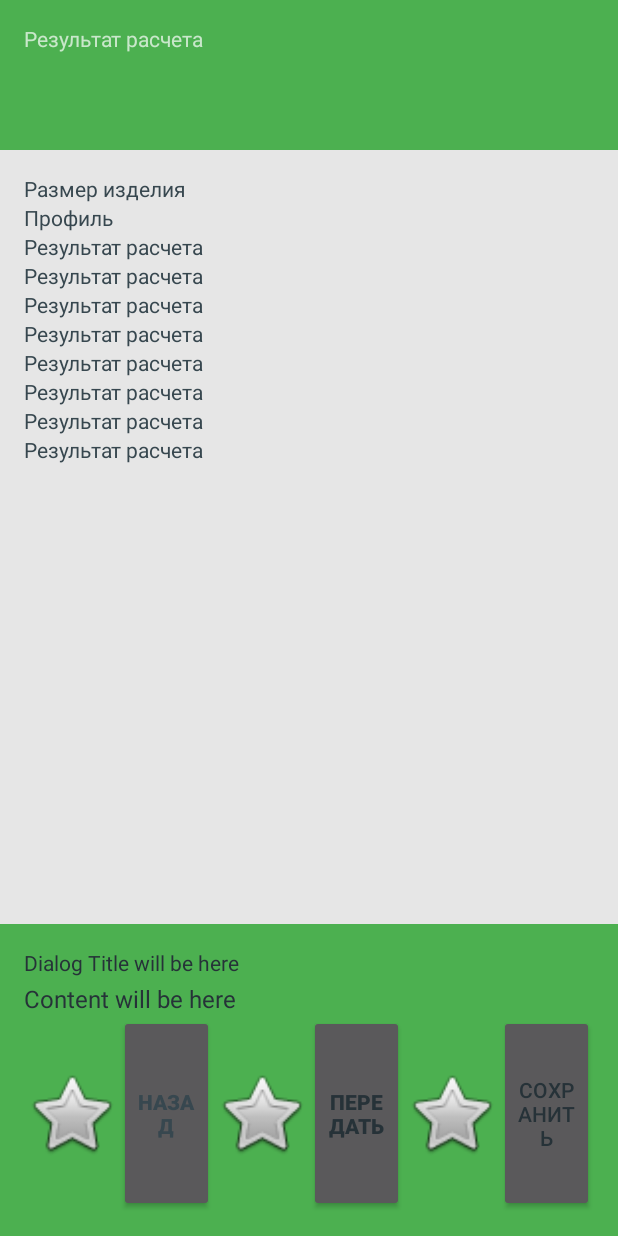
After one commit to Nefor75/WindPlast, an Android app: the layout dialog_order_result.xml on its own in the app's theme, with its tools: preview values and no code run, on a phone screen of 412 x 824 dp. The commit adds this screen. Run offline under Robolectric (Android 15) with nearby library versions, the light colour scheme and no system bars.

Commit message:
In DialogUtils.class create base method dialogOrderResult. In ActivityProductDetails.class create method openDialogResult. All working.

```diff
--- a/app/src/main/java/com/glumy/windplast/ActivityProductDetails.java
+++ b/app/src/main/java/com/glumy/windplast/ActivityProductDetails.java
@@ -2,8 +2,10 @@ package com.glumy.windplast;
 
 import androidx.appcompat.app.AppCompatActivity;
 
+import android.app.Activity;
 import android.os.Bundle;
 import android.view.View;
+import android.widget.Button;
 import android.widget.CheckBox;
 import android.widget.EditText;
 import android.widget.ImageView;
@@ -13,6 +15,7 @@ import android.widget.RadioGroup;
 import android.widget.TextView;
 
 import com.glumy.windplast.Cart.Cart;
+import com.glumy.windplast.util.DialogUtils;
 
 
 public class ActivityProductDetails extends AppCompatActivity {//implements AdapterView.OnItemSelectedListener {
@@ -25,6 +28,8 @@ public class ActivityProductDetails extends AppCompatActivity {//implements Adap
     private RadioButton rb_rehau, rb_wds, rb_opentech;
     private CheckBox checkBoxWeathering, checkBoxSill;
     private LinearLayout llWindowSillSizes, llWeathering;
+    private Button btnCalculation;
+    private Activity activity;
 
     @Override
     protected void onCreate(Bundle savedInstanceState) {
@@ -32,7 +37,6 @@ public class ActivityProductDetails extends AppCompatActivity {//implements Adap
         setContentView(R.layout.activity_product_details);
 
         initComponent();
-        // initSpinner();
 
     }
 
@@ -59,6 +63,8 @@ public class ActivityProductDetails extends AppCompatActivity {//implements Adap
         llWindowSillSizes = findViewById(R.id.ll_windowsill_sizes);
         llWeathering = findViewById(R.id.ll_Weathering);
 
+        btnCalculation = findViewById(R.id.btn_calculation);
+
 //Передался экземпляр класса
         Bundle recivedData = getIntent().getExtras();
         final Cart setActivity;
@@ -72,32 +78,6 @@ public class ActivityProductDetails extends AppCompatActivity {//implements Adap
 
         }
     }
-
-//    private void initSpinner() {
-//        final Spinner spinner_glasses = findViewById(R.id.spinner_glasses);
-//        //Для вывода нестандартного(с изменяемыми параметрами цвета текста и т.д.) списка айтемов в спиннере, нужно
-//        //создавать свой класс со своим адаптером
-//        AdapterSpinner adapter = new AdapterSpinner(this, R.layout.spinner_item, Tools.glasses);
-//    }
-//
-//    //Методы Спиннера
-//    @Override
-//    public void onItemSelected(AdapterView<?> parent, View view, int position, long id) {
-//
-//        switch (position) {
-//            case 0:
-//                // Toast.makeText(this, "Item1", Toast.LENGTH_SHORT).show();
-//                break;
-//            case 1:
-//                // Toast.makeText(this, "Item2", Toast.LENGTH_SHORT).show();
-//                break;
-//        }
-//    }
-//
-//    @Override
-//    public void onNothingSelected(AdapterView<?> parent) {
-//
-//    }
 
     public void Radiogroup(View view) {
         switch (view.getId()) {
@@ -145,61 +125,16 @@ public class ActivityProductDetails extends AppCompatActivity {//implements Adap
                     llWeathering.setVisibility(View.GONE);
                 }
                 break;
+            case R.id.btn_calculation:
+                openDialogOrderResult();
+
+                break;
         }
     }
+
+    public void openDialogOrderResult() {
+        DialogUtils dialogUtils = new DialogUtils();
+        dialogUtils.show(getSupportFragmentManager(), "DialogOrderResult");
+
+    }
 }
-//    @Override
-//    public void onBackPressed() {
-//        AlertDialog.Builder builder = new AlertDialog.Builder(this);
-//        builder.setTitle("Подтвердите действие");
-//        builder.setMessage("Вы уверены что хотите выйти из приложения?");
-//        builder.setPositiveButton("ДА", new DialogInterface.OnClickListener() {
-//            @Override
-//            public void onClick(DialogInterface dialogInterface, int i) {
-//                dialogInterface.dismiss();
-//                finish();
-//            }
-//        });
-//        builder.setNegativeButton("НЕТ", null);
-//        builder.show();
-//    }
-
-
-////Класс с кастомным адаптером для спиннера к стеклопакетам--------------------------------------------------------------
-//public class AdapterSpinner extends ArrayAdapter<String> {
-//
-//    AdapterSpinner(Context context, int textViewResourceId, String[] objects) {
-//        super(context, textViewResourceId, objects);
-//    }
-//
-//    @Override
-//    public View getDropDownView(int position, View convertView, ViewGroup parent) {
-//        return getCustomView(position, convertView, parent);
-//    }
-//
-//    @NotNull
-//    @Override
-//    public View getView(int position, View convertView, ViewGroup parent) {
-//        return getCustomView(position, convertView, parent);
-//    }
-//
-//    private View getCustomView(int position, View convertView, ViewGroup parent) {
-//
-//        LayoutInflater inflater = getLayoutInflater();
-//        View row = inflater.inflate(R.layout.spinner_item, parent, false);
-//        TextView label = (TextView) row.findViewById(R.id.spinner_item);
-//        label.setText(Tools.glasses[position]);
-////Можно поставить иконки возле спинеровых айтемов
-////            ImageView icon = (ImageView) row.findViewById(R.id.icona);
-////
-////            if (glasses[position].equals("Котопятница")
-////                    || glasses[position].equals("Субкота")) {
-////                icon.setImageResource(R.drawable.ic_launcher_background);
-////            } else {
-////                icon.setImageResource(R.drawable.ic_launcher_background);
-//
-//        return row;
-//    }
-//  }
-//}
-////Кастомный адаптер--------------------------------------------------------------
--- /dev/null
+++ b/app/src/main/java/com/glumy/windplast/util/CallbackDialog.java
@@ -0,0 +1,10 @@
+package com.glumy.windplast.util;
+
+import android.app.Dialog;
+
+public interface CallbackDialog {
+
+    void onPositiveClick(Dialog dialog);
+
+    void onNegativeClick(Dialog dialog);
+}
--- /dev/null
+++ b/app/src/main/java/com/glumy/windplast/util/DialogUtils.java
@@ -0,0 +1,38 @@
+package com.glumy.windplast.util;
+
+import android.app.Dialog;
+import android.content.DialogInterface;
+import android.os.Bundle;
+import android.view.LayoutInflater;
+import android.view.View;
+
+import androidx.appcompat.app.AlertDialog;
+import androidx.appcompat.app.AppCompatDialogFragment;
+
+import com.glumy.windplast.R;
+
+public class DialogUtils extends AppCompatDialogFragment {
+
+    @Override
+    public Dialog onCreateDialog(Bundle savedInstanceState) {
+        AlertDialog.Builder builder = new AlertDialog.Builder(getActivity());
+        LayoutInflater inflater = getActivity().getLayoutInflater();
+        View view = inflater.inflate(R.layout.dialog_order_result, null);
+
+        builder.setView((view))
+                .setTitle(R.string.order_result)
+                // Add action buttons
+                .setPositiveButton(R.string.back, new DialogInterface.OnClickListener() {
+                    @Override
+                    public void onClick(DialogInterface dialog, int id) {
+                        // sign in the user ...
+                    }
+                })
+                .setNegativeButton(R.string.transfer, new DialogInterface.OnClickListener() {
+                    public void onClick(DialogInterface dialog, int id) {
+
+                    }
+                });
+        return builder.create();
+    }
+}
--- a/app/src/main/res/layout/activity_product_details.xml
+++ b/app/src/main/res/layout/activity_product_details.xml
@@ -87,11 +87,13 @@
                 android:focusable="true">
 
                 <Button
+                    android:id="@+id/btn_calculation"
                     android:layout_width="match_parent"
                     android:layout_height="match_parent"
                     android:layout_gravity="bottom"
                     android:background="@color/orange"
-                    android:text="@string/calculation" />
+                    android:text="@string/calculation"
+                    android:onClick="Radiogroup"/>
 
             </com.balysv.materialripple.MaterialRippleLayout>
         </LinearLayout>
--- /dev/null
+++ b/app/src/main/res/layout/dialog_order_result.xml
@@ -0,0 +1,167 @@
+<?xml version="1.0" encoding="utf-8"?>
+<LinearLayout xmlns:android="http://schemas.android.com/apk/res/android"
+    android:layout_width="match_parent"
+    android:layout_height="match_parent"
+    android:background="@color/green"
+    android:orientation="vertical">
+
+    <TextView
+        android:id="@+id/tv_top"
+        android:layout_width="match_parent"
+        android:layout_height="100dp"
+        android:padding="@dimen/margin"
+        android:text="@string/order_result" />
+
+    <LinearLayout
+        android:layout_width="match_parent"
+        android:layout_height="match_parent"
+        android:background="@color/grey_10"
+        android:padding="@dimen/margin"
+        android:orientation="vertical"
+        android:layout_weight="1">
+
+        <TextView
+            android:id="@+id/tv_width_height"
+            android:layout_width="wrap_content"
+            android:layout_height="wrap_content"
+            android:text="@string/width_height"
+            android:textColor="@color/grey_80" />
+
+        <TextView
+            android:id="@+id/tv_profile"
+            android:layout_width="wrap_content"
+            android:layout_height="wrap_content"
+            android:text="@string/profil"
+            android:textColor="@color/grey_80" />
+
+        <TextView
+            android:layout_width="wrap_content"
+            android:layout_height="wrap_content"
+            android:text="Результат расчета"
+            android:textColor="@color/grey_80" />
+
+        <TextView
+            android:layout_width="wrap_content"
+            android:layout_height="wrap_content"
+            android:text="Результат расчета"
+            android:textColor="@color/grey_80" />
+
+        <TextView
+            android:layout_width="wrap_content"
+            android:layout_height="wrap_content"
+            android:text="Результат расчета"
+            android:textColor="@color/grey_80" />
+
+        <TextView
+            android:layout_width="wrap_content"
+            android:layout_height="wrap_content"
+            android:text="Результат расчета"
+            android:textColor="@color/grey_80" />
+
+        <TextView
+            android:layout_width="wrap_content"
+            android:layout_height="wrap_content"
+            android:text="Результат расчета"
+            android:textColor="@color/grey_80" />
+
+        <TextView
+            android:layout_width="wrap_content"
+            android:layout_height="wrap_content"
+            android:text="Результат расчета"
+            android:textColor="@color/grey_80" />
+
+        <TextView
+            android:layout_width="wrap_content"
+            android:layout_height="wrap_content"
+            android:text="Результат расчета"
+            android:textColor="@color/grey_80" />
+
+        <TextView
+            android:layout_width="wrap_content"
+            android:layout_height="wrap_content"
+            android:text="Результат расчета"
+            android:textColor="@color/grey_80" />
+
+    </LinearLayout>
+
+    <LinearLayout
+        android:layout_width="match_parent"
+        android:layout_height="match_parent"
+        android:orientation="vertical"
+
+        android:layout_weight="2"
+        android:padding="@dimen/margin">
+
+        <TextView
+            android:id="@+id/title"
+            android:layout_width="match_parent"
+            android:layout_height="wrap_content"
+            android:text="Dialog Title will be here"
+
+            android:textColor="@color/grey_90" />
+
+        <TextView
+            android:id="@+id/content"
+            android:layout_width="wrap_content"
+            android:layout_height="wrap_content"
+            android:layout_marginTop="@dimen/spacing_small"
+            android:text="Content will be here"
+            android:textAppearance="@style/TextAppearance.AppCompat.Subhead"
+            android:textColor="@color/grey_90" />
+
+
+        <LinearLayout
+            android:id="@+id/lyt_action"
+            android:layout_width="match_parent"
+            android:layout_height="match_parent"
+            android:gravity="bottom|center_horizontal"
+            android:orientation="horizontal">
+
+            <ImageView
+                android:layout_width="match_parent"
+                android:layout_height="match_parent"
+                android:src="@android:drawable/btn_star"
+                android:layout_weight="1"/>
+
+            <Button
+                android:id="@+id/bt_back"
+                android:layout_width="match_parent"
+                android:layout_height="match_parent"
+                android:text="@string/back"
+                android:textColor="@color/grey_80"
+                android:textStyle="bold"
+                android:layout_weight="1"/>
+
+            <ImageView
+                android:layout_width="match_parent"
+                android:layout_height="match_parent"
+                android:src="@android:drawable/btn_star"
+                android:layout_weight="1"/>
+
+            <Button
+                android:id="@+id/bt_transfer"
+                android:layout_width="match_parent"
+                android:layout_height="match_parent"
+                android:text="@string/transfer"
+                android:textColor="@color/grey_90"
+                android:textStyle="bold"
+                android:layout_weight="1"/>
+
+            <ImageView
+                android:layout_width="match_parent"
+                android:layout_height="match_parent"
+                android:src="@android:drawable/btn_star"
+                android:layout_weight="1"/>
+
+            <Button
+                android:id="@+id/bt_save"
+                android:layout_width="match_parent"
+                android:layout_height="match_parent"
+                android:text="@string/save"
+                android:textColor="@color/grey_90"
+                android:layout_weight="1"
+                android:onClick="Radiogroup"/>
+
+        </LinearLayout>
+    </LinearLayout>
+</LinearLayout>
--- a/app/src/main/res/values/strings.xml
+++ b/app/src/main/res/values/strings.xml
@@ -39,9 +39,12 @@
     <string name="weathering">Отлив</string>
 
     <string name="quantity">Количество</string>
-    <string name="button1">Назад</string>
-    <string name="button2">Добавить в корзину</string>
-    <string name="button3">Перейти в корзину</string>
+    <string name="calculation">Расчет</string>
+    <string name="order_result">Результат расчета</string>
+    <string name="width_height">Размер изделия</string>
+
+    <string name="transfer">Передать</string>
+    <string name="save">Сохранить</string>
 
     <!--Toolbar -->
     <string name="settings">Настройки</string>
@@ -77,6 +80,8 @@
     <string name="deaf">Глухое</string>
     <string name="one_po">Одна секция - створка</string>
     <string name="name_settings1_bottom_right">bottom_right</string>
-    <string name="calculation">Расчет</string>
+    <string name="back">Назад</string>
+
+
 
 </resources>
```
